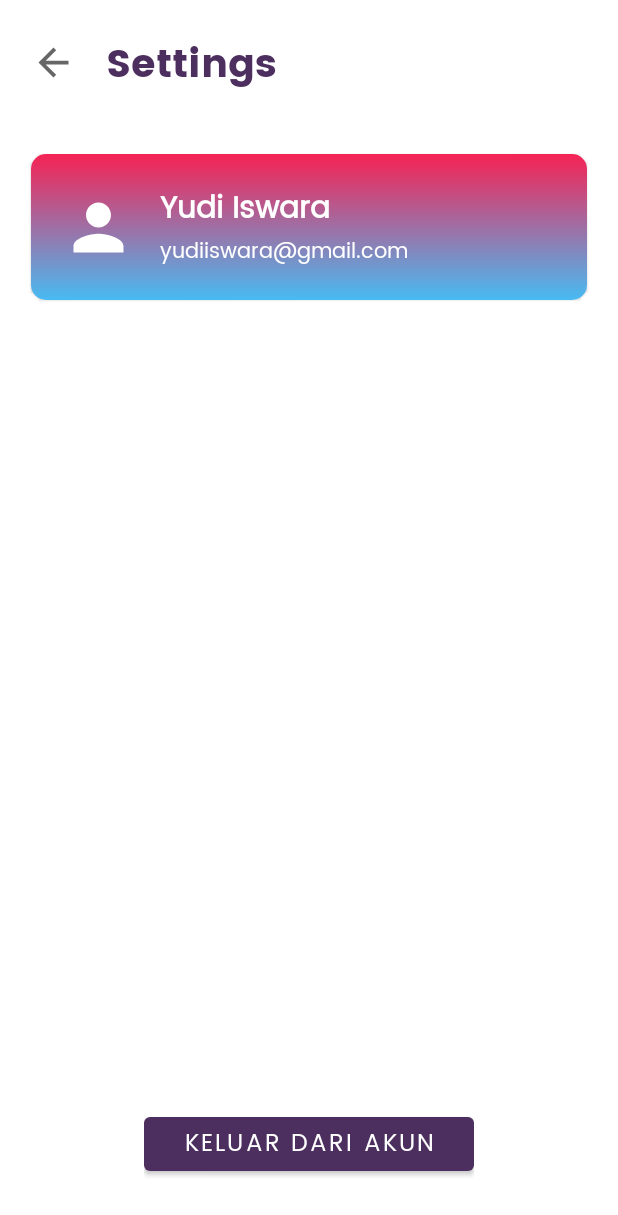
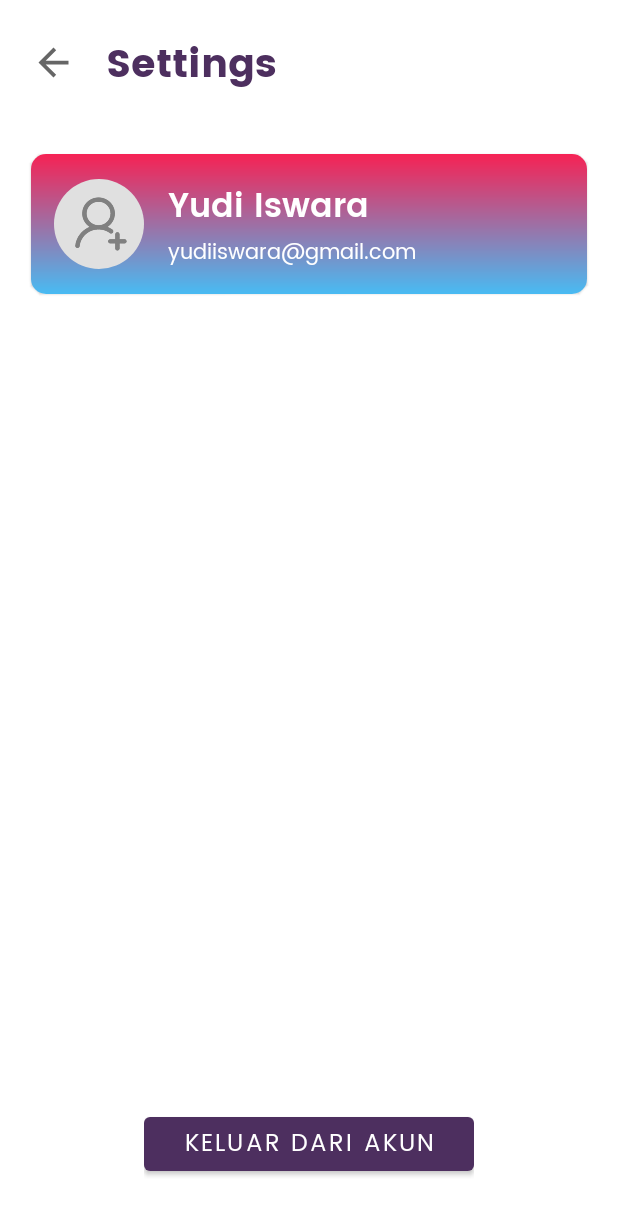
Before and after one commit to Novia-No-Violence-App-Report/app-novia, an Android app: the SettingsActivity screen opened directly, with no data from a screen before it, on a phone screen of 412 x 824 dp. Shown: the top 1215 px of the screen. Run offline under Robolectric (Android 15) with nearby library versions, the phone set to English and light mode, and no system bars; our stand-ins replace CircleImageView, Firebase (no records; nobody signed in at launch, a user with empty details on screens opened directly).

Commit message:
Add change profile picture

```diff
--- a/app/src/main/res/layout/activity_settings.xml
+++ b/app/src/main/res/layout/activity_settings.xml
@@ -64,29 +64,29 @@
             android:layout_width="match_parent"
             android:layout_height="wrap_content"
             android:background="@drawable/fab_red_gradient"
-            android:padding="20dp">
+            android:padding="15dp">
 
-            <ImageView
+            <de.hdodenhof.circleimageview.CircleImageView
                 android:id="@+id/settings_user_icon"
-                android:layout_width="50dp"
-                android:layout_height="50dp"
+                android:layout_width="60dp"
+                android:layout_height="60dp"
                 android:contentDescription="@string/user_profile_picture"
-                android:src="@drawable/ic_baseline_person_24"
+                android:src="@drawable/add_photo"
                 app:layout_constraintBottom_toBottomOf="parent"
                 app:layout_constraintLeft_toLeftOf="parent"
                 app:layout_constraintTop_toTopOf="parent" />
 
             <TextView
                 android:id="@+id/settings_user_name"
-                style="@style/Text"
+                style="@style/Text2"
                 android:layout_width="wrap_content"
                 android:layout_height="wrap_content"
                 android:layout_marginStart="16dp"
                 android:fontFamily="@font/poppins_light"
                 android:text="@string/yudi_iswara"
                 android:textColor="@color/white"
-                android:textSize="20sp"
-                android:textStyle="bold"
+                android:textSize="22sp"
+                android:layout_marginTop="2dp"
                 app:layout_constraintStart_toEndOf="@id/settings_user_icon"
                 app:layout_constraintTop_toTopOf="parent" />
 
--- a/app/src/main/res/values/themes.xml
+++ b/app/src/main/res/values/themes.xml
@@ -16,6 +16,12 @@
     <style name="Text">
         <item name="android:layout_width">wrap_content</item>
         <item name="android:layout_height">wrap_content</item>
+    </style>
+
+    <style name="Text2">
+        <item name="android:layout_width">wrap_content</item>
+        <item name="android:layout_height">wrap_content</item>
+        <item name="fontFamily">@font/poppins_semibold</item>
     </style>
 
     <style name="Text.Header1">
```
Also changed, not shown: app/src/main/res/drawable-v24/add_photo.png (added).
